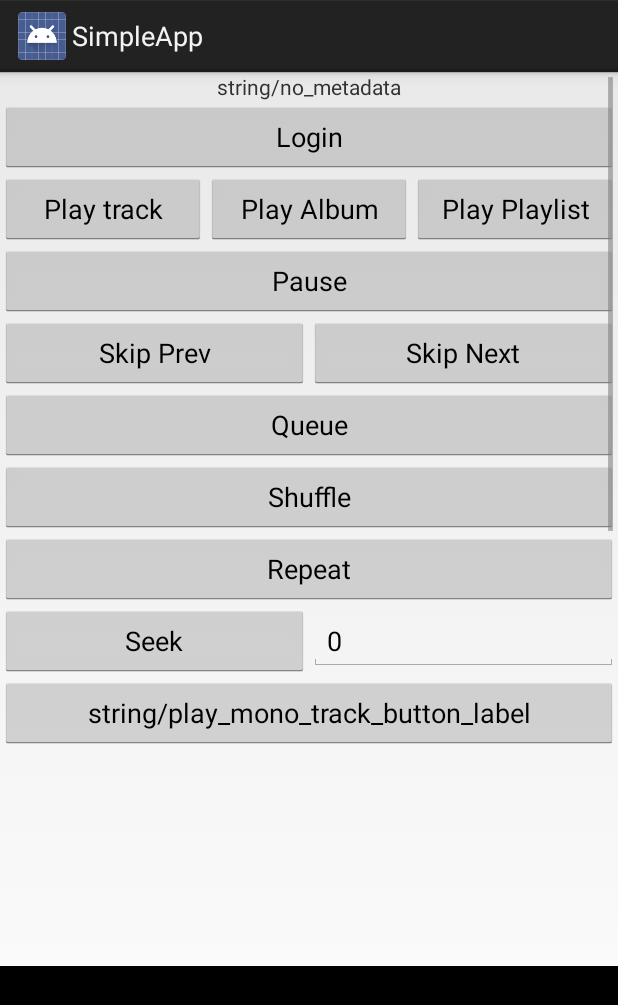
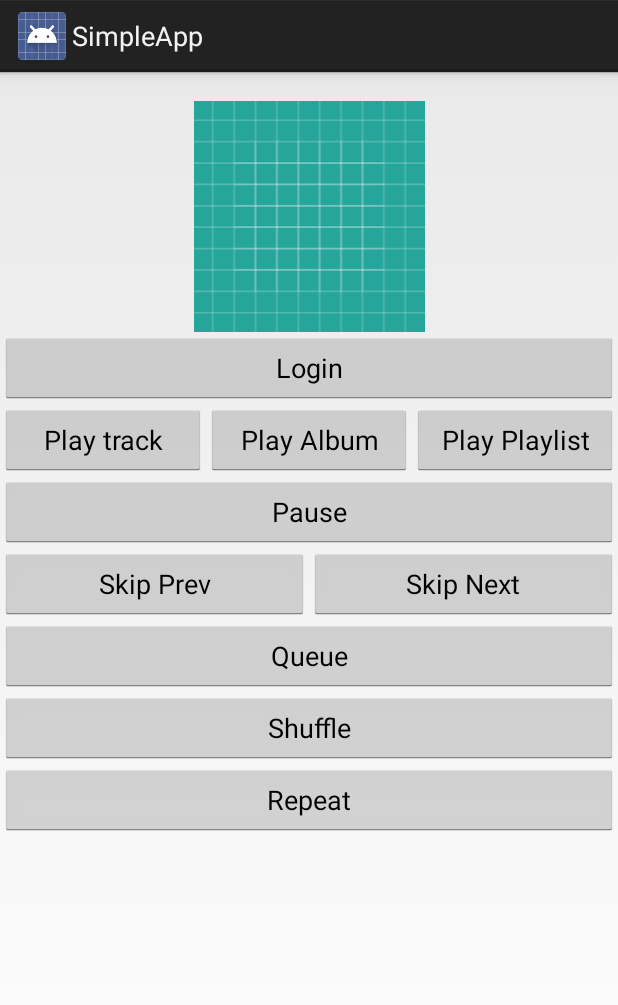
Before and after one commit to rrsegnini/Requerimientos-Spotify, an Android app: the layout activity_main.xml on its own in the app's theme, with its tools: preview values and no code run, on a phone screen of 412 x 824 dp. Shown: the top 1005 px of the screen. Run offline under Robolectric (Android 15) with nearby library versions, the phone set to English and light mode, and no system bars.

Commit message:
Beta release 0.1

```diff
--- a/app/src/main/res/layout/activity_main.xml
+++ b/app/src/main/res/layout/activity_main.xml
@@ -8,7 +8,8 @@
     <ScrollView
         android:layout_width="match_parent"
         android:layout_height="match_parent"
-        android:layout_above="@+id/status_text_container">
+
+        >
 
         <FrameLayout
             android:layout_width="match_parent"
@@ -21,24 +22,9 @@
                 android:layout_gravity="top"
                 android:scaleType="centerCrop"/>
 
-            <include layout="@layout/buttons"/>
+            <include layout="@layout/buttons" />
         </FrameLayout>
 
     </ScrollView>
 
-    <ScrollView
-        android:id="@id/status_text_container"
-        android:layout_width="match_parent"
-        android:layout_height="180dp"
-        android:layout_alignParentBottom="true"
-        android:background="@android:color/background_dark">
-
-        <TextView
-            android:id="@+id/status_text"
-            android:layout_width="match_parent"
-            android:layout_height="wrap_content"
-            android:textAppearance="?android:attr/textAppearanceSmall"
-            android:typeface="monospace"/>
-
-    </ScrollView>
 </RelativeLayout>
--- a/app/src/main/res/layout/buttons.xml
+++ b/app/src/main/res/layout/buttons.xml
@@ -1,5 +1,6 @@
 <?xml version="1.0" encoding="utf-8"?>
 <LinearLayout xmlns:android="http://schemas.android.com/apk/res/android"
+    xmlns:app="http://schemas.android.com/apk/res-auto"
     android:layout_width="match_parent"
     android:layout_height="wrap_content"
     android:gravity="center"
@@ -10,8 +11,14 @@
         android:id="@+id/metadata"
         android:layout_width="match_parent"
         android:layout_height="wrap_content"
-        android:gravity="center"
-        android:text="string/no_metadata"/>
+        android:gravity="center" />
+
+    <ImageView
+        android:id="@+id/main_imgCover"
+        android:layout_width="match_parent"
+        android:layout_height="154dp"
+        android:scaleType="fitCenter"
+        android:src="@drawable/ic_launcher_background" />
 
     <Button
         android:id="@+id/login_button"
@@ -109,22 +116,6 @@
         android:layout_height="wrap_content"
         android:orientation="horizontal">
 
-        <Button
-            android:id="@+id/seek_button"
-            android:layout_width="match_parent"
-            android:layout_height="wrap_content"
-            android:layout_weight="1"
-            android:onClick="onSeekButtonClicked"
-            android:text="Seek"/>
-
-        <EditText
-            android:id="@+id/seek_edittext"
-            android:layout_width="match_parent"
-            android:layout_height="wrap_content"
-            android:layout_weight="1"
-            android:inputType="number"
-            android:text="0"/>
-
     </LinearLayout>
 
     <LinearLayout
@@ -132,46 +123,6 @@
         android:layout_height="wrap_content"
         android:orientation="horizontal">
 
-        <Button
-            android:id="@+id/low_bitrate_button"
-            android:layout_width="wrap_content"
-            android:layout_height="wrap_content"
-            android:layout_weight="1"
-            android:width="0dp"
-            android:onClick="onLowBitrateButtonPressed"
-            android:text="string/low_bitrate_button_label"/>
-
-        <Button
-            android:id="@+id/normal_bitrate_button"
-            android:layout_width="wrap_content"
-            android:layout_height="wrap_content"
-            android:layout_weight="1"
-            android:width="0dp"
-            android:onClick="onNormalBitrateButtonPressed"
-            android:text="string/normal_bitrate_button_label"/>
-
-        <Button
-            android:id="@+id/high_bitrate_button"
-            android:layout_width="wrap_content"
-            android:layout_height="wrap_content"
-            android:layout_weight="1"
-            android:width="0dp"
-            android:onClick="onHighBitrateButtonPressed"
-            android:text="string/high_bitrate_button_label"/>
-
-        <Button
-            android:id="@+id/play_mono_track_button"
-            android:layout_width="match_parent"
-            android:layout_height="wrap_content"
-            android:onClick="onPlayButtonClicked"
-            android:text="string/play_mono_track_button_label"/>
-
-        <Button
-            android:id="@+id/play_48khz_track_button"
-            android:layout_width="match_parent"
-            android:layout_height="wrap_content"
-            android:onClick="onPlayButtonClicked"
-            android:text="string/play_48khz_track_button_label"/>
     </LinearLayout>
 
 
```
Also changed, not shown: app/src/main/java/cr/ac/tec/ec/simpleapp/MainActivity.java (+144 -42 lines).
